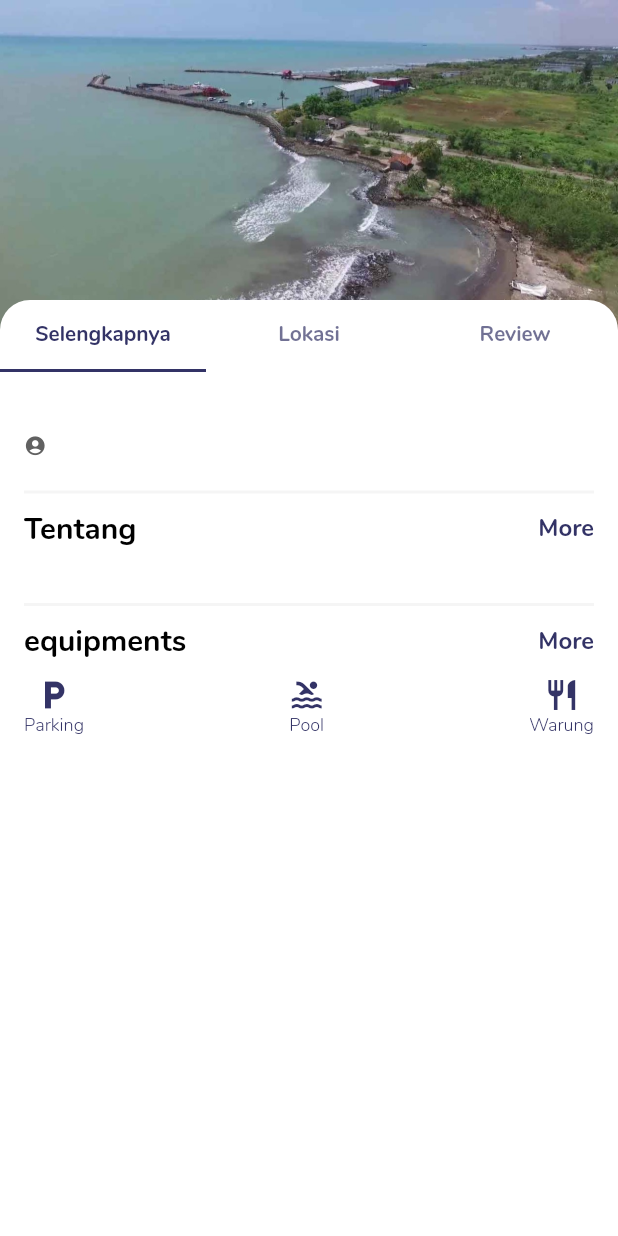
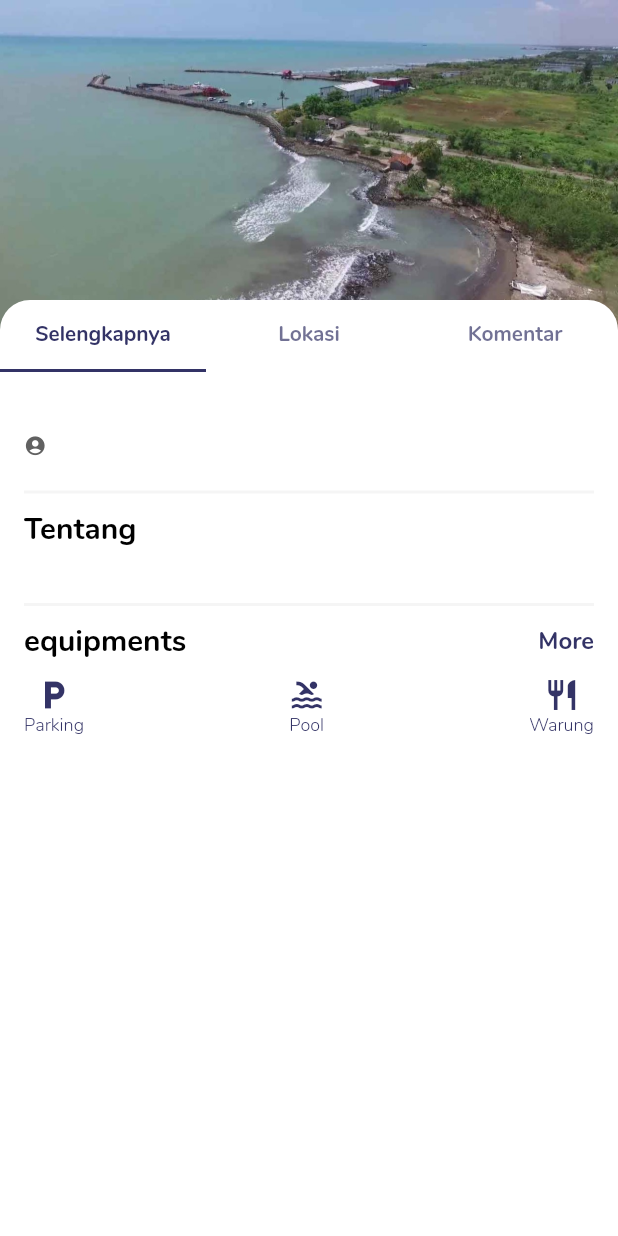
Before and after one commit to MirzaQusyairi/telusur_flutter, a Flutter app: the OverViewPage screen opened directly with empty values, on a phone screen of 412 x 824 dp. Run offline on Flutter 3.47's test engine with Material 2 defaults, Android fonts, the light colour scheme and no system bars; drawn by our look-alikes of flutter_html; our stand-ins replace animated_text_kit, bottom_navy_bar, font_awesome_flutter, google_maps_flutter; network calls fail.

Commit message:
update page

```diff
--- a/lib/Screens/BoardingView/sliderItems.dart
+++ b/lib/Screens/BoardingView/sliderItems.dart
@@ -19,7 +19,7 @@ class SlideItem extends StatelessWidget {
   Widget build(BuildContext context) {
     onPressed() {
       Navigator.push(context, MaterialPageRoute(builder: (_) {
-        return Home();
+        return SignInPage();
       }));
     }
 
--- a/lib/Screens/DashBoard.dart
+++ b/lib/Screens/DashBoard.dart
@@ -48,7 +48,7 @@ class _DashboardState extends State<Dashboard> {
                       child: BoldText("Blog", 20.0, kblack)),
                 ),
                 Container(
-                  width: 330,
+                  width: 450,
                   height: 150,
                   child: FutureBuilder(
                       future: fetchPost(),
@@ -188,7 +188,7 @@ class _DashboardState extends State<Dashboard> {
       //   }));
       // },
       child: Container(
-        width: 320,
+        width: 400,
         height: 50,
         child: Container(
             width: 300,
@@ -224,7 +224,7 @@ class _DashboardState extends State<Dashboard> {
                   crossAxisAlignment: CrossAxisAlignment.start,
                   children: <Widget>[
                     SizedBox(
-                      width: 150,
+                      width: 200,
                       child: Text(
                         title,
                         style: TextStyle(
--- a/lib/Screens/OverViewScreen.dart
+++ b/lib/Screens/OverViewScreen.dart
@@ -30,8 +30,8 @@ class _OverViewPageState extends State<OverViewPage>
     Post post = ModalRoute.of(context)!.settings.arguments as Post;
 
     Future<List<Comment>> fetchComment() async {
-      var response =
-          await http.get(Uri.parse('http://127.0.0.1:8000/api/comment/post/1'));
+      var response = await http
+          .get(Uri.parse('http://127.0.0.1:8000/api/comment/post/${post.id}'));
       return (json.decode(response.body)['data'] as List)
           .map((e) => Comment.fromJson(e))
           .toList();
@@ -64,7 +64,7 @@ class _OverViewPageState extends State<OverViewPage>
                     tabs: <Widget>[
                       Tab(text: "Selengkapnya"),
                       Tab(text: "Lokasi"),
-                      Tab(text: "Review"),
+                      Tab(text: "Komentar"),
                     ],
                   ),
                   backgroundColor: kwhite,
@@ -125,7 +125,7 @@ class _OverViewPageState extends State<OverViewPage>
                                             MainAxisAlignment.spaceBetween,
                                         children: <Widget>[
                                           BoldText("Tentang", 20.0, kblack),
-                                          BoldText("More", 16, kdarkBlue)
+                                          //BoldText("More", 16, kdarkBlue)
                                         ],
                                       ),
                                       SizedBox(
@@ -195,7 +195,7 @@ class _OverViewPageState extends State<OverViewPage>
                               child: Column(
                                 crossAxisAlignment: CrossAxisAlignment.start,
                                 children: <Widget>[
-                                  BoldText("Location", 20.0, kblack),
+                                  BoldText("Lokasi", 20.0, kblack),
                                   ClipRRect(
                                     borderRadius: BorderRadius.circular(20.0),
                                     // child: Image.asset(
@@ -226,7 +226,7 @@ class _OverViewPageState extends State<OverViewPage>
                                       mainAxisAlignment:
                                           MainAxisAlignment.spaceBetween,
                                       children: <Widget>[
-                                        BoldText("Reviews", 20.0, kblack),
+                                        BoldText("Komentar", 20.0, kblack),
                                         //BoldText("Lihat Semua", 16, kdarkBlue),
                                       ],
                                     ),
--- a/lib/main.dart
+++ b/lib/main.dart
@@ -2,6 +2,7 @@ import 'package:flutter/material.dart';
 
 import 'Screens/SplashScreen.dart';
 import 'Screens/OverViewScreen.dart';
+import 'Screens/SignInPage.dart';
 
 void main() => runApp(
       MaterialApp(
@@ -10,6 +11,7 @@ void main() => runApp(
         routes: {
           '/': (context) => SplashScreen(),
           '/detail_page': (context) => OverViewPage(),
+          '/login': (context) => SignInPage(),
         },
         // home: SplashScreen(),
       ),
```
Also changed, not shown: lib/Screens/SplashScreen.dart (+8 -5 lines), assets/logo(white).png (added).
